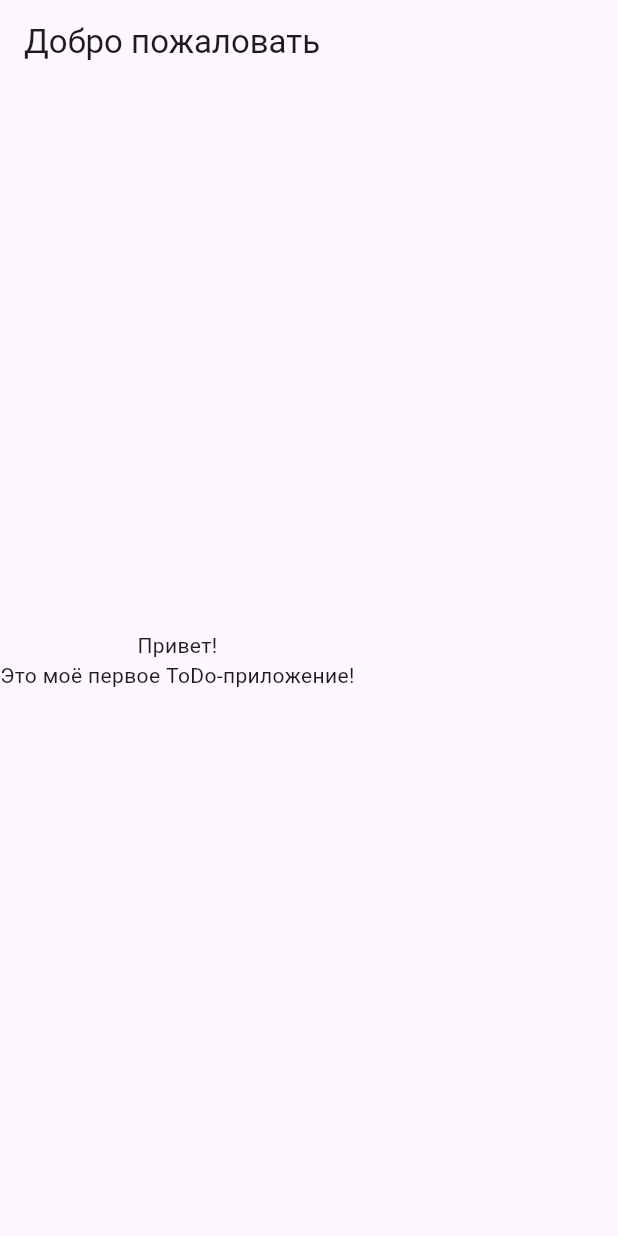
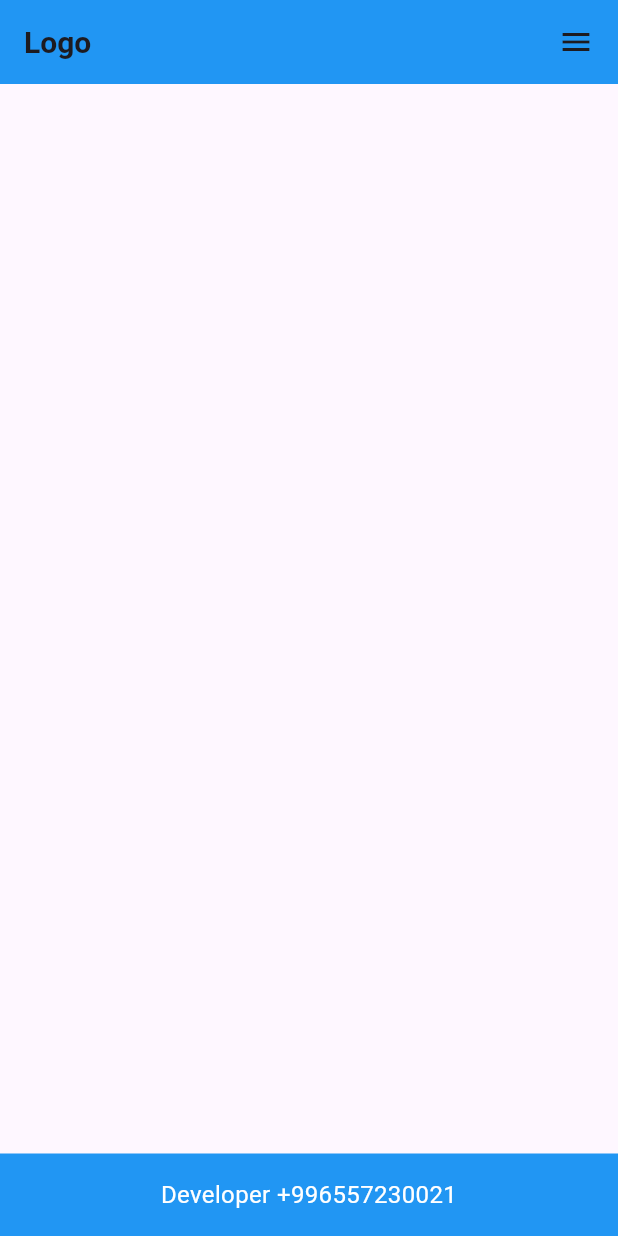
Before and after one commit to Muhammadaziz-beckend/ToDoListFlatter, a Flutter app: the screen it shows after launch, on a phone screen of 412 x 824 dp. Run offline on Flutter 3.47's test engine with Material 3 defaults, Android fonts, the phone set to English and light mode, and no system bars.

Commit message:
bottomNavigationBar and appBar

```diff
--- a/lib/main.dart
+++ b/lib/main.dart
@@ -12,10 +12,27 @@ class MyApp extends StatelessWidget {
     return MaterialApp(
       title: "ToDo",
       home: Scaffold(
-        appBar: AppBar(title: Text('Добро пожаловать')),
-        body: Column(
-          mainAxisAlignment: MainAxisAlignment.center,
-          children: [Text('Привет!'), Text('Это моё первое ToDo-приложение!')],
+        appBar: AppBar(
+          backgroundColor: Colors.blue,
+          title: Row(
+            mainAxisAlignment: MainAxisAlignment.spaceBetween,
+            children: [
+              Text(
+                "Logo",
+                style: TextStyle(fontWeight: FontWeight.w700, fontSize: 20),
+              ),
+              Icon(Icons.menu),
+            ],
+          ),
+        ),
+        bottomNavigationBar: Container(
+          color: Colors.blue,
+          padding: EdgeInsets.all(16),
+          child: Text(
+            'Developer +996557230021',
+            style: TextStyle(color: Colors.white, fontSize: 16),
+            textAlign: TextAlign.center,
+          ),
         ),
       ),
     );
```
